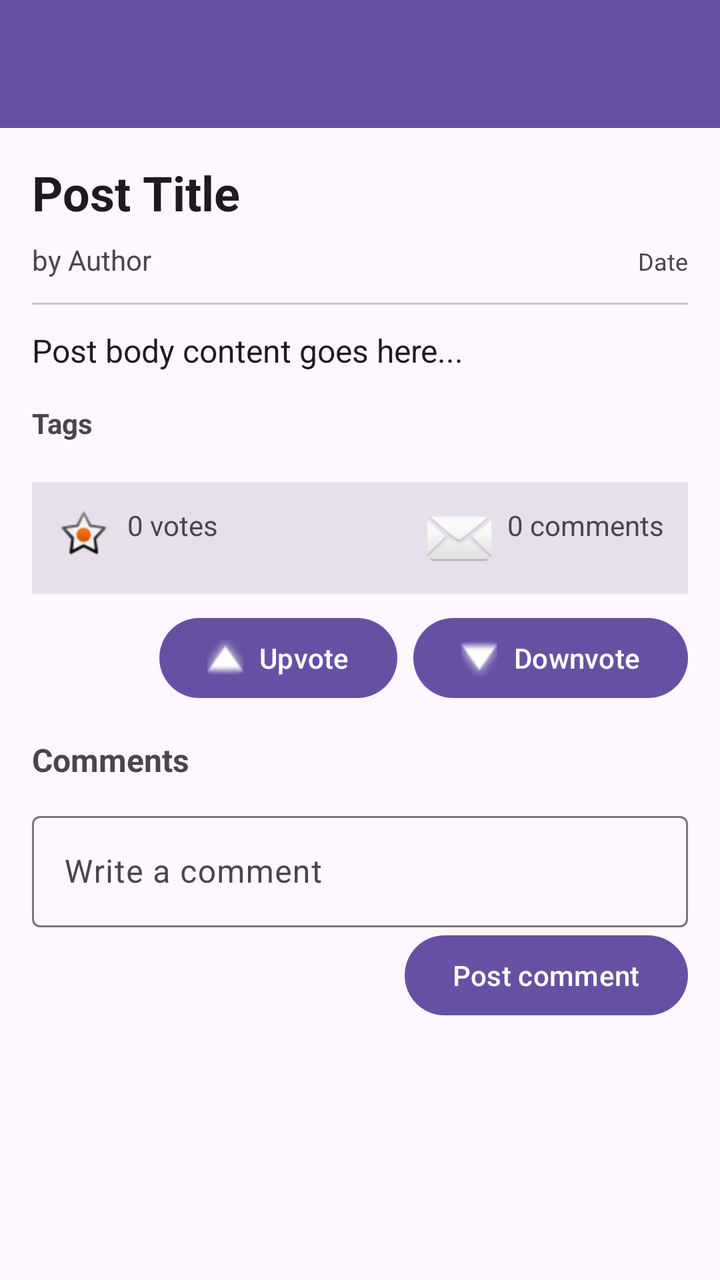
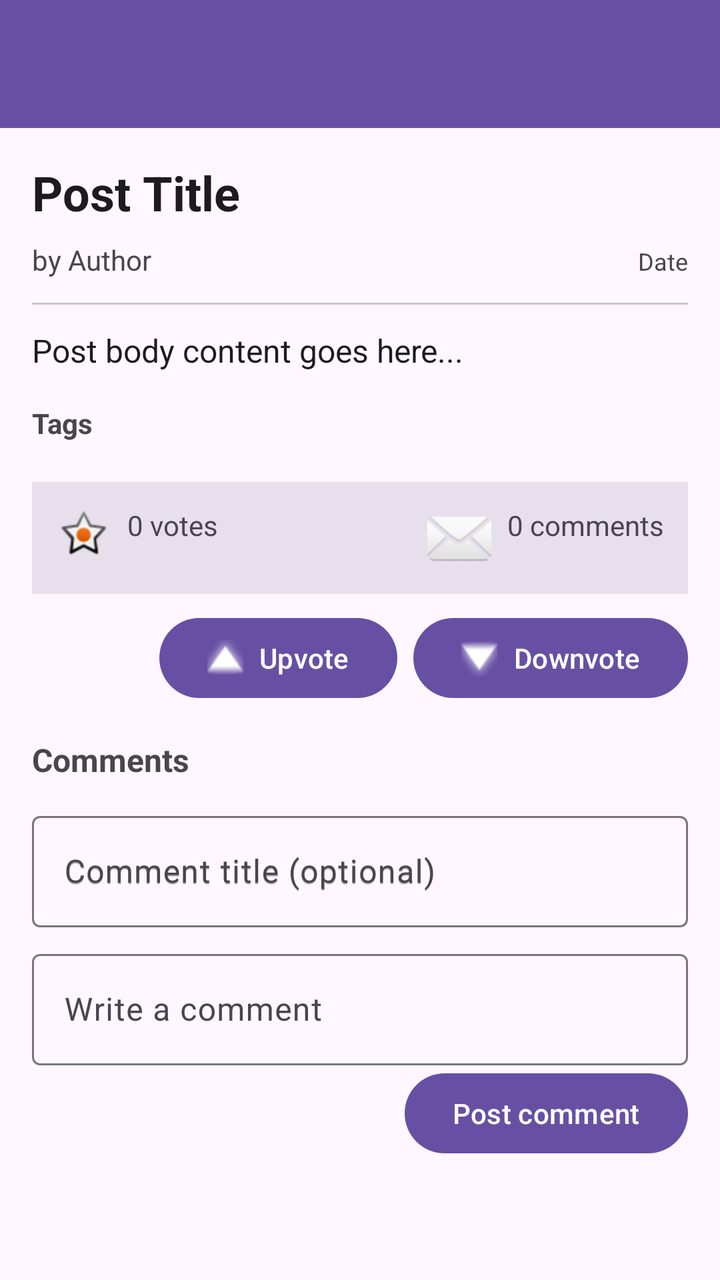

An Android layout rendered at two revisions. The XML below is the earlier revision; the diff shows what the commit changed to produce the second picture.
<!-- AndroidManifest.xml: application theme Theme.BestLLM -->
<!-- res/layout/activity_post_detail.xml -->
<?xml version="1.0" encoding="utf-8"?>
<androidx.coordinatorlayout.widget.CoordinatorLayout
    xmlns:android="http://schemas.android.com/apk/res/android"
    xmlns:app="http://schemas.android.com/apk/res-auto"
    android:layout_width="match_parent"
    android:layout_height="match_parent">

    <com.google.android.material.appbar.AppBarLayout
        android:layout_width="match_parent"
        android:layout_height="wrap_content">

        <androidx.appcompat.widget.Toolbar
            android:id="@+id/toolbar"
            android:layout_width="match_parent"
            android:layout_height="?attr/actionBarSize"
            android:background="?attr/colorPrimary"
            android:theme="@style/ThemeOverlay.AppCompat.Dark.ActionBar"
            app:popupTheme="@style/ThemeOverlay.AppCompat.Light" />

    </com.google.android.material.appbar.AppBarLayout>

    <ProgressBar
        android:id="@+id/progressBar"
        android:layout_width="wrap_content"
        android:layout_height="wrap_content"
        android:layout_gravity="center"
        android:visibility="gone" />

    <androidx.core.widget.NestedScrollView
        android:id="@+id/layoutContent"
        android:layout_width="match_parent"
        android:layout_height="match_parent"
        app:layout_behavior="@string/appbar_scrolling_view_behavior">

        <LinearLayout
            android:layout_width="match_parent"
            android:layout_height="wrap_content"
            android:orientation="vertical"
            android:padding="16dp">

            
            <TextView
                android:id="@+id/textViewTitle"
                android:layout_width="match_parent"
                android:layout_height="wrap_content"
                android:textSize="24sp"
                android:textStyle="bold"
                android:textColor="?attr/colorOnSurface"
                android:text="Post Title" />

            
            <LinearLayout
                android:layout_width="match_parent"
                android:layout_height="wrap_content"
                android:layout_marginTop="8dp"
                android:orientation="horizontal">

                <TextView
                    android:id="@+id/textViewAuthor"
                    android:layout_width="0dp"
                    android:layout_height="wrap_content"
                    android:layout_weight="1"
                    android:textSize="14sp"
                    android:textColor="?attr/colorOnSurfaceVariant"
                    android:text="by Author" />

                <TextView
                    android:id="@+id/textViewDate"
                    android:layout_width="wrap_content"
                    android:layout_height="wrap_content"
                    android:textSize="12sp"
                    android:textColor="?attr/colorOnSurfaceVariant"
                    android:text="Date" />

            </LinearLayout>

            
            <View
                android:layout_width="match_parent"
                android:layout_height="1dp"
                android:layout_marginTop="12dp"
                android:layout_marginBottom="12dp"
                android:background="?attr/colorOutlineVariant" />

            
            <TextView
                android:id="@+id/textViewBody"
                android:layout_width="match_parent"
                android:layout_height="wrap_content"
                android:textSize="16sp"
                android:lineSpacingMultiplier="1.2"
                android:textColor="?attr/colorOnSurface"
                android:text="Post body content goes here..." />

            
            <TextView
                android:layout_width="match_parent"
                android:layout_height="wrap_content"
                android:layout_marginTop="16dp"
                android:text="Tags"
                android:textSize="14sp"
                android:textStyle="bold"
                android:textColor="?attr/colorOnSurfaceVariant" />

            <com.google.android.material.chip.ChipGroup
                android:id="@+id/chipGroupTags"
                android:layout_width="match_parent"
                android:layout_height="wrap_content"
                android:layout_marginTop="4dp"
                app:singleLine="false" />

            
            <LinearLayout
                android:layout_width="match_parent"
                android:layout_height="wrap_content"
                android:layout_marginTop="16dp"
                android:orientation="horizontal"
                android:padding="12dp"
                android:background="?attr/colorSurfaceVariant">

                <TextView
                    android:id="@+id/textViewVotes"
                    android:layout_width="0dp"
                    android:layout_height="wrap_content"
                    android:layout_weight="1"
                    android:textSize="14sp"
                    android:textColor="?attr/colorOnSurfaceVariant"
                    android:drawableStart="@android:drawable/star_on"
                    android:drawablePadding="8dp"
                    android:text="0 votes" />

                <TextView
                    android:id="@+id/textViewComments"
                    android:layout_width="wrap_content"
                    android:layout_height="wrap_content"
                    android:textSize="14sp"
                    android:textColor="?attr/colorOnSurfaceVariant"
                    android:drawableStart="@android:drawable/ic_dialog_email"
                    android:drawablePadding="8dp"
                    android:text="0 comments" />

            </LinearLayout>

            
            <LinearLayout
                android:id="@+id/layoutVoteActions"
                android:layout_width="match_parent"
                android:layout_height="wrap_content"
                android:orientation="horizontal"
                android:gravity="end"
                android:paddingTop="8dp">

                <com.google.android.material.button.MaterialButton
                    android:id="@+id/btnUpvote"
                    android:layout_width="wrap_content"
                    android:layout_height="wrap_content"
                    android:text="Upvote"
                    app:icon="@android:drawable/arrow_up_float"/>

                <com.google.android.material.button.MaterialButton
                    android:id="@+id/btnDownvote"
                    android:layout_width="wrap_content"
                    android:layout_height="wrap_content"
                    android:layout_marginStart="8dp"
                    android:text="Downvote"
                    app:icon="@android:drawable/arrow_down_float"/>
            </LinearLayout>

            
            <TextView
                android:id="@+id/textCommentsHeader"
                android:layout_width="match_parent"
                android:layout_height="wrap_content"
                android:text="Comments"
                android:textStyle="bold"
                android:textSize="16sp"
                android:layout_marginTop="16dp"/>

            
            <androidx.recyclerview.widget.RecyclerView
                android:id="@+id/recyclerComments"
                android:layout_width="match_parent"
                android:layout_height="wrap_content"
                android:nestedScrollingEnabled="false" />

            
            <com.google.android.material.textfield.TextInputLayout
                android:layout_width="match_parent"
                android:layout_height="wrap_content"
                android:layout_marginTop="12dp">

                <com.google.android.material.textfield.TextInputEditText
                    android:id="@+id/editCommentBody"
                    android:layout_width="match_parent"
                    android:layout_height="wrap_content"
                    android:hint="Write a comment" />
            </com.google.android.material.textfield.TextInputLayout>

            <com.google.android.material.button.MaterialButton
                android:id="@+id/btnSubmitComment"
                android:layout_width="wrap_content"
                android:layout_height="wrap_content"
                android:text="Post comment"
                android:layout_gravity="end"/>

        </LinearLayout>

    </androidx.core.widget.NestedScrollView>

</androidx.coordinatorlayout.widget.CoordinatorLayout>
<!-- resources referenced by this layout -->
<resources>
  <style name="Theme.BestLLM" parent="Base.Theme.BestLLM" />
  <style name="Base.Theme.BestLLM" parent="Theme.Material3.DayNight.NoActionBar">
          
          
      </style>
</resources>

<!-- the commit's change to res/layout/activity_post_detail.xml (unified diff, before → after) -->
@@ -187,7 +187,20 @@
             <com.google.android.material.textfield.TextInputLayout
                 android:layout_width="match_parent"
                 android:layout_height="wrap_content"
-                android:layout_marginTop="12dp">
+                android:layout_marginTop="12dp"
+                android:hint="Comment title (optional)">
+
+                <com.google.android.material.textfield.TextInputEditText
+                    android:id="@+id/editCommentTitle"
+                    android:layout_width="match_parent"
+                    android:layout_height="wrap_content"
+                    android:hint="Comment title (optional)" />
+            </com.google.android.material.textfield.TextInputLayout>
+
+            <com.google.android.material.textfield.TextInputLayout
+                android:layout_width="match_parent"
+                android:layout_height="wrap_content"
+                android:layout_marginTop="8dp">
 
                 <com.google.android.material.textfield.TextInputEditText
                     android:id="@+id/editCommentBody"
